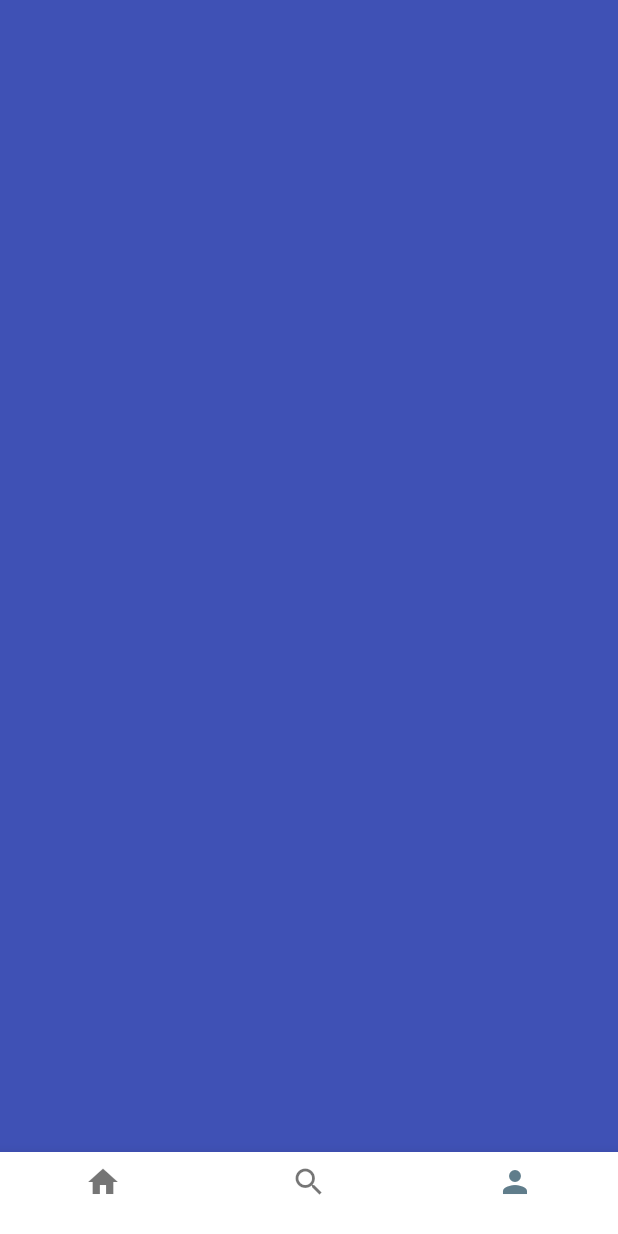
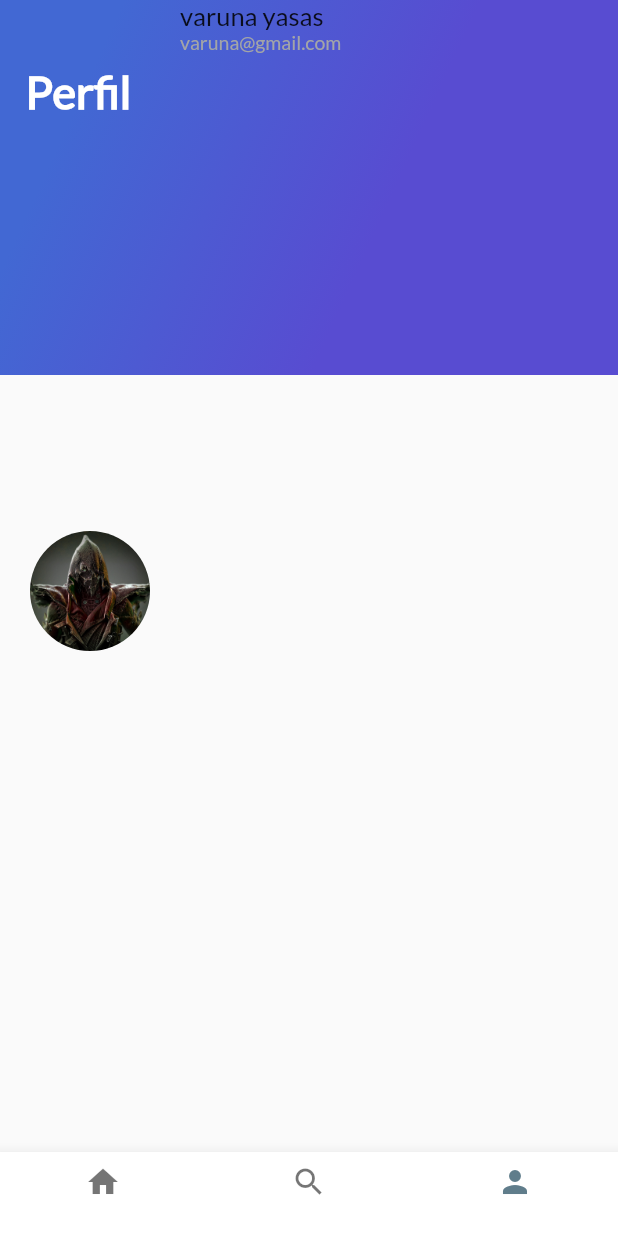
Before and after one commit to camiloVelandia/xaTripps, a Flutter app: the screen it shows after launch, item 3 of the bottom bar chosen, on a phone screen of 412 x 824 dp. Run offline on Flutter 3.47's test engine with Material 2 defaults, Android fonts, the phone set to English and light mode, and no system bars.

Commit message:
modifico lib/card_image_profile.dart

```diff
--- /dev/null
+++ b/lib/card_image_profile.dart
@@ -0,0 +1,24 @@
+import 'package:flutter/material.dart';
+import 'card_image.dart';
+
+class CardImageProfile extends StatelessWidget{
+  @override
+  Widget build(BuildContext context) {
+    // TODO: implement build
+    return Container(
+      height: 350.0,
+      child: ListView(
+        padding: EdgeInsets.all(25.0),
+        scrollDirection: Axis.vertical,
+        children: <Widget>[
+          CardImage("assets/img/flor.JPG"),
+          CardImage("assets/img/egypt.jpg"),
+          CardImage("assets/img/delh.jpg"),
+          CardImage("assets/img/india.jpg"),
+          CardImage("assets/img/taj.jpg")
+        ],
+      ),
+    );
+  }
+
+}
--- a/lib/plat_tripps.dart
+++ b/lib/plat_tripps.dart
@@ -19,7 +19,7 @@ class _PlatTripps extends State<PlatTripps>{
   final List<Widget> widgetChildren =[
     HomeTripps(),
     SearchTripps(),
-    ProfileTripps()
+    ProfileTripps("assets/img/Beneto_Fanart_Ermac_B.jpg", "varuna yasas", "varuna@gmail.com")
   ];
   void onTapTapped(int index){
   setState(() {
--- a/lib/profile_trpps.dart
+++ b/lib/profile_trpps.dart
@@ -1,12 +1,106 @@
 import 'package:flutter/material.dart';
+import 'gradient_back.dart';
+import 'card_image_profile.dart';
 
 class ProfileTripps extends StatelessWidget{
+
+  String pathImage = "assets/img/Beneto_Fanart_Ermac_B.jpg";
+  String name = " varuna yasas";
+  String details = "varuna@gmail.com";
+
+
+  ProfileTripps(this.pathImage, this.name, this.details);
+
+
+
   @override
   Widget build(BuildContext context) {
     // TODO: implement build
-    return Container(
-        color: Colors.indigo,
+
+
+    final userInfo = Container(
+      margin: EdgeInsets.only(
+          left: 20.0
+      ),
+      child: Text(
+        details,
+        textAlign: TextAlign.left,
+        style: TextStyle(
+            fontFamily: "Lato",
+            fontSize: 13.0,
+            color: Color(0xFFa3a5a7)
+        ),
+      ),
     );
+
+    final userName = Container(
+      margin: EdgeInsets.only(
+          left: 20.0
+      ),
+      child: Text(
+        name,
+        textAlign: TextAlign.left,
+        style: TextStyle(
+            fontFamily: "Lato",
+            fontSize: 17.0
+        ),
+      ),
+    );
+
+    final userDetails= Column(
+
+      crossAxisAlignment: CrossAxisAlignment.start,
+      children: <Widget>[
+
+        userName,
+        userInfo
+      ],
+    );
+
+    final photo = Container(
+      margin: EdgeInsets.only(
+          top: 20.0,
+          left: 20.0
+      ),
+      width: 80.0,
+      height: 80.0,
+
+      decoration: BoxDecoration(
+          shape: BoxShape.circle,
+          image: DecorationImage(
+              fit: BoxFit.cover,
+              image: AssetImage(pathImage)
+          )
+      ),
+    );
+
+
+
+    return Stack(
+      children: <Widget>[
+
+        GradientBack("Perfil"),
+      Row(
+
+      children: <Widget>[
+
+        photo,
+        userDetails
+
+    ],
+      )
+
+      ],
+
+    );
+    return GradientBack( "Perfil");
+    /*Stack(
+      children: <Widget>[
+
+        GradientBack("Perfil"),
+        CardImageProfile()
+      ],*/
+
   }
 
 }
```
